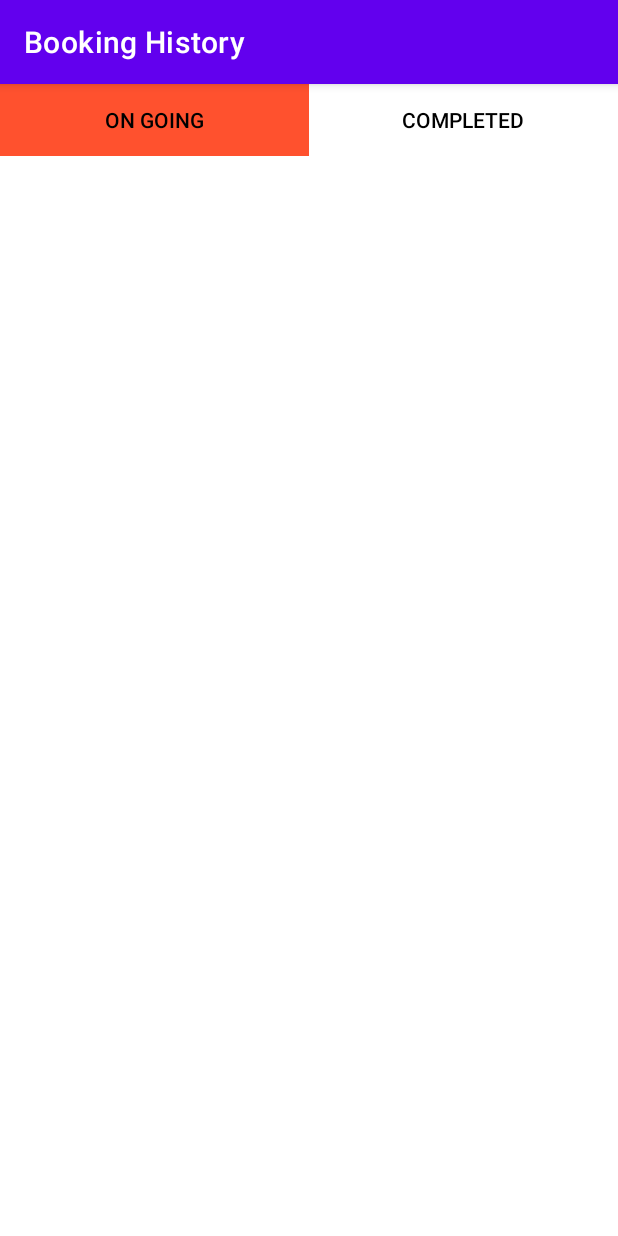
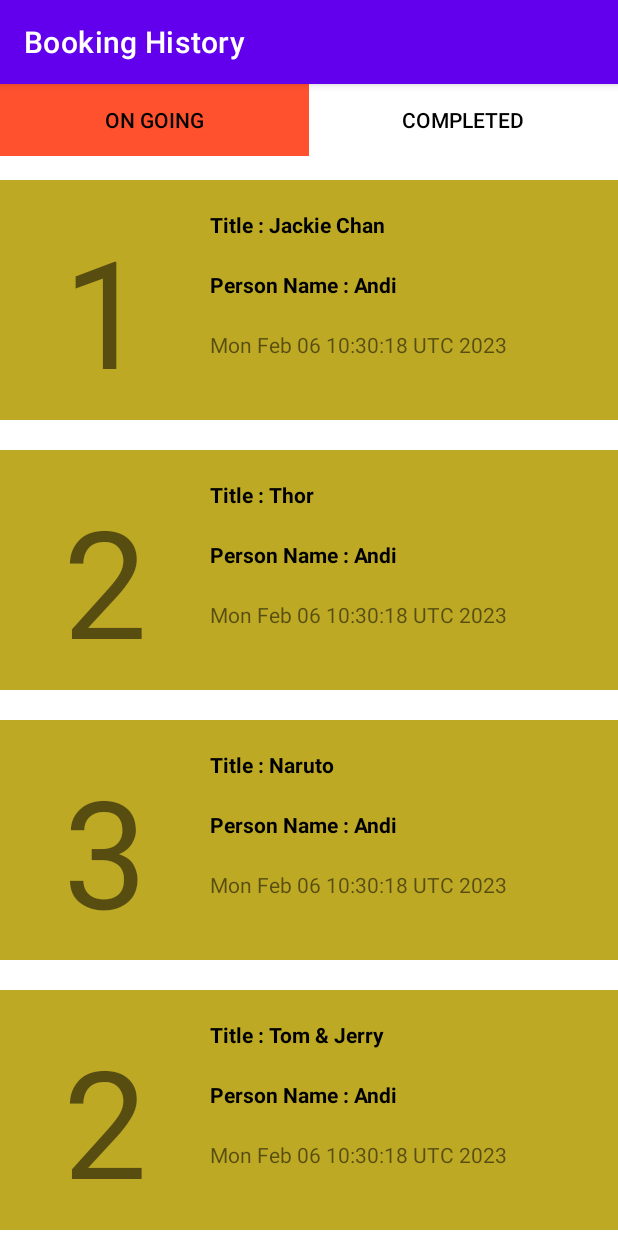
Before and after one commit to WinstarWyvern/CinemaCGP, an Android app: the HistoryActivity screen opened directly, with no data from a screen before it, after a tap on "ON GOING", on a phone screen of 412 x 824 dp. Run offline under Robolectric (Android 15) with nearby library versions, the phone set to English and light mode, and no system bars.

Commit message:
- Add History Feat

```diff
--- a/app/src/main/java/com/example/cinemacgp/activity/HistoryActivity.java
+++ b/app/src/main/java/com/example/cinemacgp/activity/HistoryActivity.java
@@ -1,20 +1,16 @@
 package com.example.cinemacgp.activity;
 
+import android.graphics.Color;
+import android.os.Bundle;
+import android.widget.Button;
+
 import androidx.appcompat.app.AppCompatActivity;
-import androidx.core.content.ContextCompat;
 import androidx.fragment.app.Fragment;
 import androidx.fragment.app.FragmentManager;
 import androidx.fragment.app.FragmentTransaction;
 
-import android.graphics.Color;
-import android.graphics.PorterDuff;
-import android.os.Bundle;
-import android.widget.Button;
-
 import com.example.cinemacgp.R;
-import com.example.cinemacgp.database.ReservationDatabase;
 import com.example.cinemacgp.fragment.HistoryFragment;
-import com.google.android.material.tabs.TabLayout;
 
 public class HistoryActivity extends AppCompatActivity {
 
@@ -25,18 +21,17 @@ public class HistoryActivity extends AppCompatActivity {
 
         Button onGoing = findViewById(R.id.onGoingBtn);
         Button completed = findViewById(R.id.completedBtn);
-        ReservationDatabase reservationDatabase = ReservationDatabase.getInstance();
 
         onGoing.setOnClickListener(view -> {
             onGoing.setBackgroundColor(Color.parseColor("#ff512e"));
             completed.setBackgroundColor(Color.parseColor("#ffffff"));
-            loadFragment(new HistoryFragment(reservationDatabase.getReservationsByNameOnGoing("Andi")));
+            loadFragment(new HistoryFragment("ongoing"));
         });
 
         completed.setOnClickListener(view -> {
             completed.setBackgroundColor(Color.parseColor("#96be25"));
             onGoing.setBackgroundColor(Color.parseColor("#ffffff"));
-            loadFragment(new HistoryFragment(reservationDatabase.getReservationsByNameOnGoing("Andi")));
+            loadFragment(new HistoryFragment("completed"));
         });
     }
 
--- a/app/src/main/java/com/example/cinemacgp/activity/MovieDetail.java
+++ b/app/src/main/java/com/example/cinemacgp/activity/MovieDetail.java
@@ -97,7 +97,7 @@ public class MovieDetail extends AppCompatActivity {
         submitBtn.setOnClickListener(view -> {
             Integer num = Integer.parseInt(bookNumber.getText().toString());
 
-            reservationDatabase.addReservation(new Reservation(currentUser,num, title));
+            reservationDatabase.addReservation(new Reservation(currentUser,num, title, 1));
 
             Intent intent = new Intent(this, MainActivity.class);
             startActivity(intent);
--- /dev/null
+++ b/app/src/main/java/com/example/cinemacgp/adapter/HistoryAdapter.java
@@ -0,0 +1,63 @@
+package com.example.cinemacgp.adapter;
+
+import android.annotation.SuppressLint;
+import android.content.Context;
+import android.util.Log;
+import android.view.LayoutInflater;
+import android.view.View;
+import android.view.ViewGroup;
+import android.widget.TextView;
+
+import androidx.annotation.NonNull;
+import androidx.recyclerview.widget.RecyclerView;
+
+import com.example.cinemacgp.R;
+import com.example.cinemacgp.model.reservation.Reservation;
+
+import java.util.ArrayList;
+
+public class HistoryAdapter extends RecyclerView.Adapter<HistoryAdapter.MyViewHolder>{
+    private final Context ctx;
+    private final ArrayList<Reservation> reservations;
+
+    public HistoryAdapter(Context ctx, ArrayList<Reservation> reservations) {
+        this.ctx = ctx;
+        this.reservations = reservations;
+    }
+
+    @NonNull
+    @Override
+    public HistoryAdapter.MyViewHolder onCreateViewHolder(@NonNull ViewGroup parent, int viewType) {
+        LayoutInflater inflater = LayoutInflater.from(parent.getContext());
+        View view = inflater.inflate(R.layout.history_item,parent,false);
+
+        Log.d("Lompat", "onCreateViewHolder: " +reservations.get(0).getUser().getName());
+
+        return new MyViewHolder(view);
+    }
+
+    @SuppressLint("SetTextI18n")
+    @Override
+    public void onBindViewHolder(@NonNull HistoryAdapter.MyViewHolder holder, int position) {
+        holder.historyNumber.setText(reservations.get(position).getNumber().toString());
+        holder.historyTitle.setText("Title : " + reservations.get(position).getMovieName());
+        holder.historyName.setText("Person Name : " + reservations.get(position).getUser().getName());
+        holder.historyDate.setText(reservations.get(position).getDate());
+    }
+
+    @Override
+    public int getItemCount() {
+        return reservations.size();
+    }
+
+    public class MyViewHolder extends RecyclerView.ViewHolder {
+        TextView historyTitle, historyName, historyNumber, historyDate;
+        public MyViewHolder(@NonNull View itemView) {
+            super(itemView);
+            historyTitle = itemView.findViewById(R.id.historyTitle);
+            historyDate = itemView.findViewById(R.id.historyDate);
+            historyName = itemView.findViewById(R.id.historyName);
+            historyNumber = itemView.findViewById(R.id.historyNumber);
+        }
+    }
+}
--- a/app/src/main/java/com/example/cinemacgp/database/ReservationDatabase.java
+++ b/app/src/main/java/com/example/cinemacgp/database/ReservationDatabase.java
@@ -1,6 +1,7 @@
 package com.example.cinemacgp.database;
 
 import com.example.cinemacgp.model.reservation.Reservation;
+import com.example.cinemacgp.model.user.User;
 
 import java.util.ArrayList;
 
@@ -13,6 +14,7 @@ public class ReservationDatabase {
     public static ReservationDatabase getInstance() {
         if (reservationDb == null) {
             reservationDb = new ReservationDatabase();
+            generateDummyReservations();
         }
         return reservationDb;
     }
@@ -46,4 +48,16 @@ public class ReservationDatabase {
         }
         return filtered;
     }
+
+    private static void generateDummyReservations() {
+        reservations.add(new Reservation(new User("Andi",0),1, "Black Panther", 0));
+        reservations.add(new Reservation(new User("Andi",0),2, "Spiderman", 0));
+        reservations.add(new Reservation(new User("Andi",0),3, "Superman", 0));
+        reservations.add(new Reservation(new User("Andi",0),4, "Batman", 0));
+
+        reservations.add(new Reservation(new User("Andi",0),1, "Jackie Chan", 1));
+        reservations.add(new Reservation(new User("Andi",0),2, "Thor", 1));
+        reservations.add(new Reservation(new User("Andi",0),3, "Naruto", 1));
+        reservations.add(new Reservation(new User("Andi",0),2, "Tom & Jerry", 1));
+    }
 }
--- a/app/src/main/java/com/example/cinemacgp/fragment/HistoryFragment.java
+++ b/app/src/main/java/com/example/cinemacgp/fragment/HistoryFragment.java
@@ -5,20 +5,32 @@ import android.os.Bundle;
 import androidx.annotation.NonNull;
 import androidx.annotation.Nullable;
 import androidx.fragment.app.Fragment;
+import androidx.recyclerview.widget.LinearLayoutManager;
+import androidx.recyclerview.widget.RecyclerView;
 
 import android.view.LayoutInflater;
 import android.view.View;
 import android.view.ViewGroup;
+import android.widget.Toast;
 
 import com.example.cinemacgp.R;
+import com.example.cinemacgp.adapter.HistoryAdapter;
+import com.example.cinemacgp.adapter.MovieAdapter;
+import com.example.cinemacgp.database.ReservationDatabase;
+import com.example.cinemacgp.database.UserDatabase;
+import com.example.cinemacgp.model.movie.Result;
 import com.example.cinemacgp.model.reservation.Reservation;
+import com.example.cinemacgp.model.user.User;
 
 import java.util.ArrayList;
+import java.util.List;
 
 public class HistoryFragment extends Fragment {
-    private final ArrayList<Reservation> reservations;
-    public HistoryFragment(ArrayList<Reservation> reservations) {
-        this.reservations = reservations;
+    private String type;
+    private RecyclerView recyclerView;
+    private HistoryAdapter adapter;
+    public HistoryFragment(String type) {
+        this.type = type;
     }
 
     @Override
@@ -36,5 +48,29 @@ public class HistoryFragment extends Fragment {
     @Override
     public void onViewCreated(@NonNull View view, @Nullable Bundle savedInstanceState) {
         super.onViewCreated(view, savedInstanceState);
+
+        recyclerView = view.findViewById(R.id.rvHistory);
+        recyclerView.setHasFixedSize(true);
+        recyclerView.setLayoutManager(new LinearLayoutManager(getContext()));
+
+        UserDatabase userDatabase = UserDatabase.getInstance();
+        User currentUser = userDatabase.getUsers().get(0); // Get Andi
+
+        ReservationDatabase reservationDatabase = ReservationDatabase.getInstance();
+        ArrayList<Reservation> reservations;
+
+        if(type.equalsIgnoreCase("ongoing")) {
+            reservations = reservationDatabase.getReservationsByNameOnGoing(currentUser.getName());
+        }
+        else {
+            reservations = reservationDatabase.getReservationsByNameCompleted(currentUser.getName());
+        }
+
+        if(reservations.size() == 0) {
+            Toast.makeText(getContext(), "There is no booking yet", Toast.LENGTH_SHORT).show();
+        }
+
+        adapter = new HistoryAdapter(getContext(), reservations);
+        recyclerView.setAdapter(adapter);
     }
 }
--- a/app/src/main/java/com/example/cinemacgp/model/reservation/Reservation.java
+++ b/app/src/main/java/com/example/cinemacgp/model/reservation/Reservation.java
@@ -11,11 +11,11 @@ public class Reservation {
     private int status;
     private String createdAt;
 
-    public Reservation(User user, Integer number, String movieName) {
+    public Reservation(User user, Integer number, String movieName, int status) {
         this.user = user;
         this.number = number;
         this.movieName = movieName;
-        this.status = 1;
+        this.status = status;
         this.createdAt = new Date().toString();
     }
 
--- a/app/src/main/res/layout/activity_history.xml
+++ b/app/src/main/res/layout/activity_history.xml
@@ -39,6 +39,7 @@
         android:layout_below="@id/historyLinearLayout"
         android:layout_height="wrap_content"
         android:layout_marginTop="16dp"
+        tools:layout="@layout/fragment_history"
         />
 
 </RelativeLayout>
--- a/app/src/main/res/layout/history_item.xml
+++ b/app/src/main/res/layout/history_item.xml
@@ -1,36 +1,49 @@
 <?xml version="1.0" encoding="utf-8"?>
 <LinearLayout xmlns:android="http://schemas.android.com/apk/res/android"
     android:layout_width="match_parent"
-    android:id="@+id/layoutHistory"
-    android:layout_height="wrap_content">
+    android:layout_height="wrap_content"
+    android:layout_marginBottom="20dp"
+    android:background="#bea925"
+    android:orientation="horizontal">
 
     <TextView
-        android:id="@+id/moviePoster"
+        android:id="@+id/historyNumber"
+        android:layout_gravity="center"
+        android:textAlignment="center"
         android:layout_margin="20dp"
         android:layout_width="100dp"
-        android:layout_height="100dp"
+        android:layout_height="120dp"
+        android:textSize="100sp"
         android:contentDescription="Number" />
 
     <LinearLayout
         android:layout_width="match_parent"
-        android:layout_height="100dp"
+        android:layout_height="120dp"
         android:orientation="vertical"
         android:layout_marginTop="20dp"
         android:layout_marginEnd="20dp">
 
         <TextView
-            android:id="@+id/movieTitle"
+            android:id="@+id/historyTitle"
             android:layout_width="match_parent"
-            android:layout_height="50dp"
-            android:text="Movie Title"
+            android:layout_height="40dp"
+            android:text="Title"
             android:textStyle="bold"
             android:textColor="@color/black"/>
 
         <TextView
-            android:id="@+id/personName"
+            android:id="@+id/historyName"
             android:layout_width="match_parent"
-            android:layout_height="50dp"
-            android:text="Person Name"/>
+            android:layout_height="40dp"
+            android:text="Name"
+            android:textStyle="bold"
+            android:textColor="@color/black"/>
+
+        <TextView
+            android:id="@+id/historyDate"
+            android:layout_width="match_parent"
+            android:layout_height="40dp"
+            android:text="Date"/>
 
     </LinearLayout>
 
--- a/app/src/main/res/values/strings.xml
+++ b/app/src/main/res/values/strings.xml
@@ -9,8 +9,8 @@
     <string name="movie_poster">Movie Poster</string>
     <string name="movie_detail_title">Movie Detail Title</string>
     <string name="movie_detail_desc">Movie Detail Desc</string>
-    <!--    <string name="map_api_key">AIzaSyBT5YY51FLTtfJjPV6XAJBnNRr3JsXcevY</string>-->
-    <string name="map_api_key">AIzaSyCY20Q4Dhb-tjCdzU3rAGCwobLp8ofRQQQ</string>
+        <string name="map_api_key">AIzaSyBT5YY51FLTtfJjPV6XAJBnNRr3JsXcevY</string>
+<!--    <string name="map_api_key">AIzaSyCY20Q4Dhb-tjCdzU3rAGCwobLp8ofRQQQ</string>-->
     <string name="cinema_cgp_alpha">Cinema CGP Alpha</string>
     <string name="cinema_cgp_beta">Cinema CGP Beta</string>
     <string name="completed">Completed</string>
```
